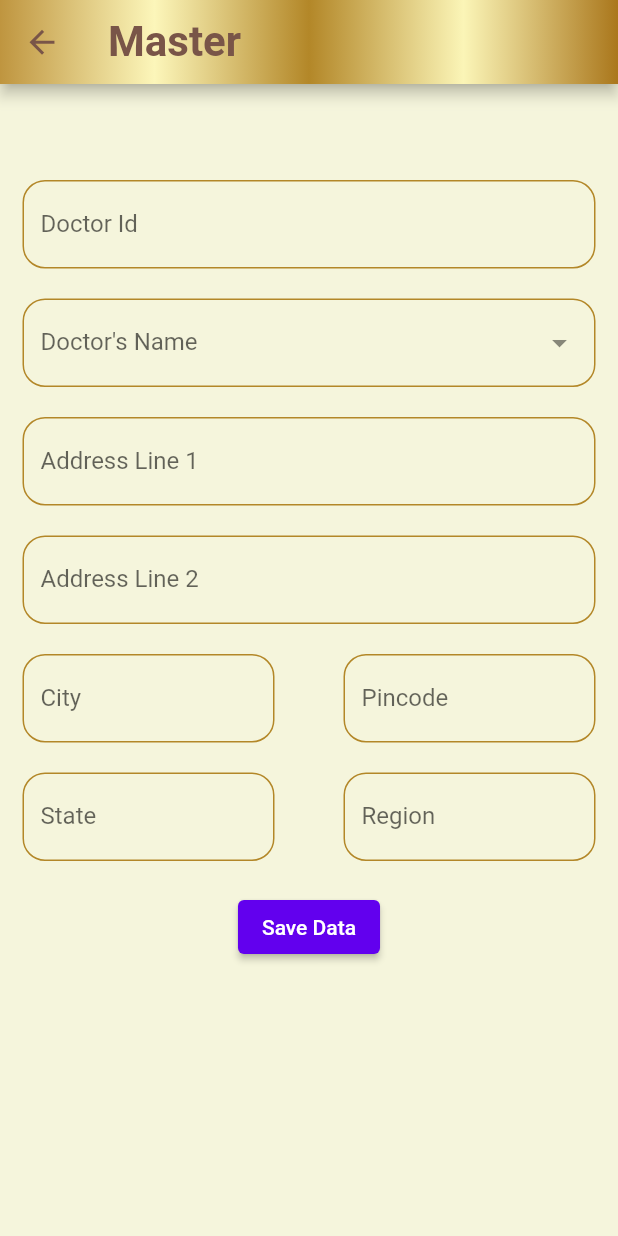
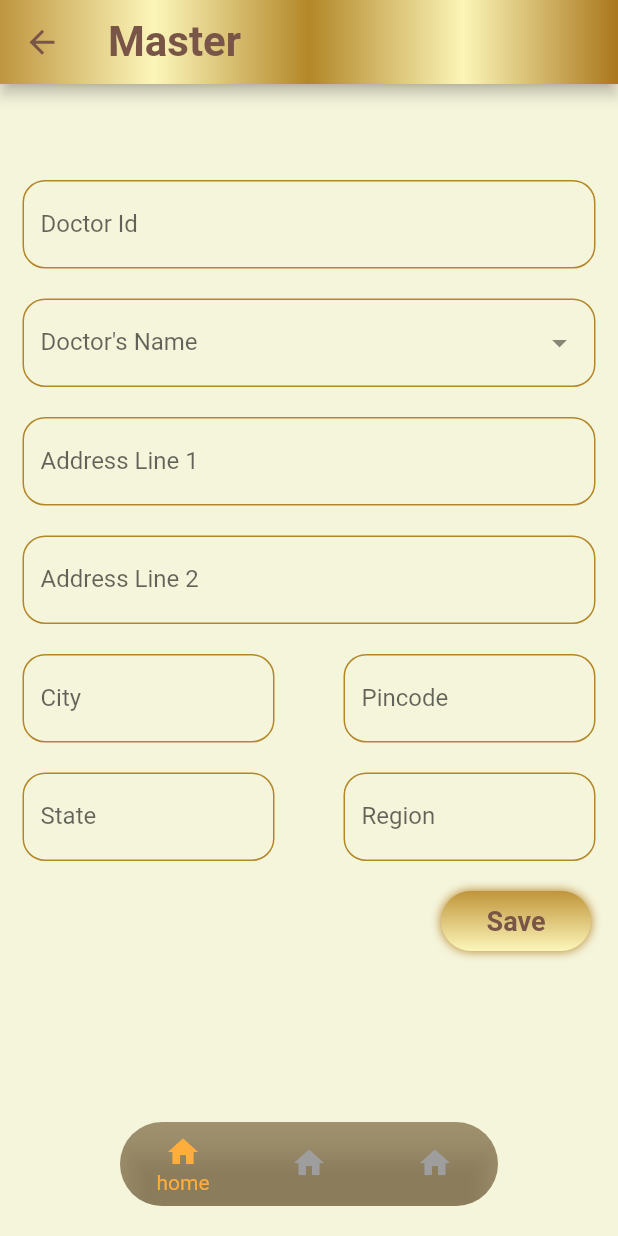
Before and after one commit to shivam-hub/mr-app, a Flutter app: the MasterScreen screen opened directly, on a phone screen of 412 x 824 dp. Run offline on Flutter 3.47's test engine with Material 2 defaults, Android fonts, the phone set to English and light mode, and no system bars; drawn by our look-alikes of dropdown_textfield; our stand-ins replace bloc, date_time_picker, equatable, flutter_bloc.

Commit message:
updated color theme for date and time picker

```diff
--- a/lib/screens/master_screen.dart
+++ b/lib/screens/master_screen.dart
@@ -1,11 +1,13 @@
 import 'package:flutter/material.dart';
 import 'package:flutter_bloc/flutter_bloc.dart';
+import 'package:nurene_app/widgets/button_widget.dart';
 import '../blocs/master/master_bloc.dart';
 import '../blocs/master/master_event.dart';
 import '../blocs/master/master_state.dart';
 import '../models/dropdown_value_model.dart';
 import '../themes/app_colors.dart';
 import '../widgets/appbar_widget.dart';
+import '../widgets/bottom_navigationbar_widget.dart';
 import '../widgets/dropdown_text_field.dart';
 import '../widgets/text_field_widget.dart';
 
@@ -38,10 +40,12 @@ class _MasterScreenState extends State<MasterScreen> {
       extendBody: true,
       extendBodyBehindAppBar: true,
       resizeToAvoidBottomInset: false,
-      appBar: const AppBarWidget(
+      appBar: AppBarWidget(
         appBarTitle: "Master",
-        prefixIcon:
-            Icon(Icons.arrow_back_outlined, color: Colors.brown, size: 25),
+        prefixIcon: IconButton(
+            icon: const Icon(Icons.arrow_back_outlined,
+                color: Colors.brown, size: 25),
+            onPressed: () => Navigator.of(context).pop()),
         gradient: AppColors.appBarColorGradient,
       ),
       body: BlocProvider(
@@ -130,7 +134,11 @@ class _MasterScreenState extends State<MasterScreen> {
                   ),
                   // Add your photo upload widget here
                   const SizedBox(height: 20),
-                  ElevatedButton(
+                  Padding(
+                    padding: const EdgeInsets.fromLTRB(0, 0, 18, 0),
+                    child: Align(
+                      alignment: Alignment.bottomRight,
+                      child: ButtonWidget(
                         onPressed: () {
                           BlocProvider.of<MasterBloc>(context).add(
                             SaveMasterDataEvent(
@@ -148,7 +156,12 @@ class _MasterScreenState extends State<MasterScreen> {
                             ),
                           );
                         },
-                    child: const Text('Save Data'),
+                        width: 100,
+                        height: 40,
+                        labelFontSize: 18,
+                        label: 'Save',
+                      ),
+                    ),
                   ),
                 ],
               );
@@ -156,6 +169,7 @@ class _MasterScreenState extends State<MasterScreen> {
           },
         ),
       ),
+      bottomNavigationBar: const BottomNavigationBarWidget(),
     );
   }
 }
--- a/lib/widgets/appbar_widget.dart
+++ b/lib/widgets/appbar_widget.dart
@@ -4,7 +4,7 @@ class AppBarWidget extends StatelessWidget implements PreferredSizeWidget{
   final String appBarTitle;
   final Widget? logo;
   final Gradient? gradient;
-  final Icon? prefixIcon;
+  final IconButton? prefixIcon;
 
   const AppBarWidget(
       {super.key,
--- a/lib/widgets/bottom_navigationbar_widget.dart
+++ b/lib/widgets/bottom_navigationbar_widget.dart
@@ -1,4 +1,5 @@
 import 'package:flutter/material.dart';
+import 'package:nurene_app/themes/app_colors.dart';
 
 class BottomNavigationBarWidget extends StatefulWidget {
   const BottomNavigationBarWidget({super.key});
@@ -30,11 +31,11 @@ class _BottomNavigationBarWidgetState extends State<BottomNavigationBarWidget> {
                   BottomNavigationBarItem(
                       icon: Icon(Icons.home), label: 'home'),
                 ],
-                selectedItemColor: Colors.yellow,
+                selectedItemColor: Color.fromARGB(255, 255, 173, 59),
                 unselectedItemColor: Colors.grey,
                 showSelectedLabels: true,
                 showUnselectedLabels: false,
-                backgroundColor: Colors.brown,
+                backgroundColor: Color.fromARGB(163, 117, 94, 53),
               ),
             ),
           ),
--- a/lib/widgets/button_widget.dart
+++ b/lib/widgets/button_widget.dart
@@ -8,6 +8,7 @@ class ButtonWidget extends StatelessWidget {
   final Gradient gradient;
   final VoidCallback? onPressed;
   final String label;
+  final double? labelFontSize;
 
   const ButtonWidget({
     Key? key,
@@ -16,6 +17,7 @@ class ButtonWidget extends StatelessWidget {
     this.borderRadius,
     this.width = 150,
     this.height = 50,
+    this.labelFontSize = 22,
     this.gradient = const LinearGradient(
         colors: [AppColors.buttonGradientStart, AppColors.buttonGradientEnd],
         begin: AlignmentDirectional.bottomCenter,
@@ -32,25 +34,20 @@ class ButtonWidget extends StatelessWidget {
           gradient: gradient,
           borderRadius: borderRadius,
           boxShadow: const [
-          BoxShadow(
-            color: AppColors.buttonShadowColor,
-            blurRadius: 5.0
-          )
-        ]
-      ),
+            BoxShadow(color: AppColors.buttonShadowColor, blurRadius: 5.0)
+          ]),
       child: ElevatedButton(
         onPressed: onPressed,
         style: ElevatedButton.styleFrom(
             backgroundColor: Colors.transparent,
             shadowColor: Colors.transparent,
             shape: RoundedRectangleBorder(borderRadius: borderRadius),
-          elevation: 5
-        ),
+            elevation: 5),
         child: Text(
           label,
-          style: const TextStyle(
+          style: TextStyle(
               color: Colors.brown,
-              fontSize: 22,
+              fontSize: labelFontSize,
               fontStyle: FontStyle.normal,
               fontWeight: FontWeight.bold),
         ),
--- a/lib/widgets/dropdown_text_field.dart
+++ b/lib/widgets/dropdown_text_field.dart
@@ -17,8 +17,7 @@ class DropdownTextFieldWidget extends StatefulWidget {
       required this.dropDownOption,
       this.enableSearch = true,
       this.onChanged,
-      this.prefixText
-    });
+      this.prefixText});
 
   @override
   State<DropdownTextFieldWidget> createState() =>
@@ -38,6 +37,7 @@ class _DropdownTextFieldWidgetState extends State<DropdownTextFieldWidget> {
   Widget build(BuildContext context) {
     return DropDownTextField(
       dropDownList: widget.dropDownOption,
+      dropdownColor: const Color.fromARGB(255, 236, 232, 185),
       enableSearch: widget.enableSearch,
       controller: _controller,
       onChanged: widget.onChanged,
--- a/pubspec.yaml
+++ b/pubspec.yaml
@@ -31,7 +31,7 @@ dependencies:
   date_time_picker: "^2.1.0"
   dropdown_textfield: ^1.0.8
   bloc: ^7.0.0
-  dropdown_textfield: ^1.0.8
+
   flutter_bloc: ^7.0.0
   equatable: ^2.0.3
   flutter:
```
Also changed, not shown: lib/screens/plan_visit_screen.dart (+14 -43 lines), lib/widgets/date_picker_widget.dart (added, +74 -0 lines), lib/widgets/time_picker_widget.dart (added, +72 -0 lines). Lines whose indentation alone changed are shown as unchanged.
